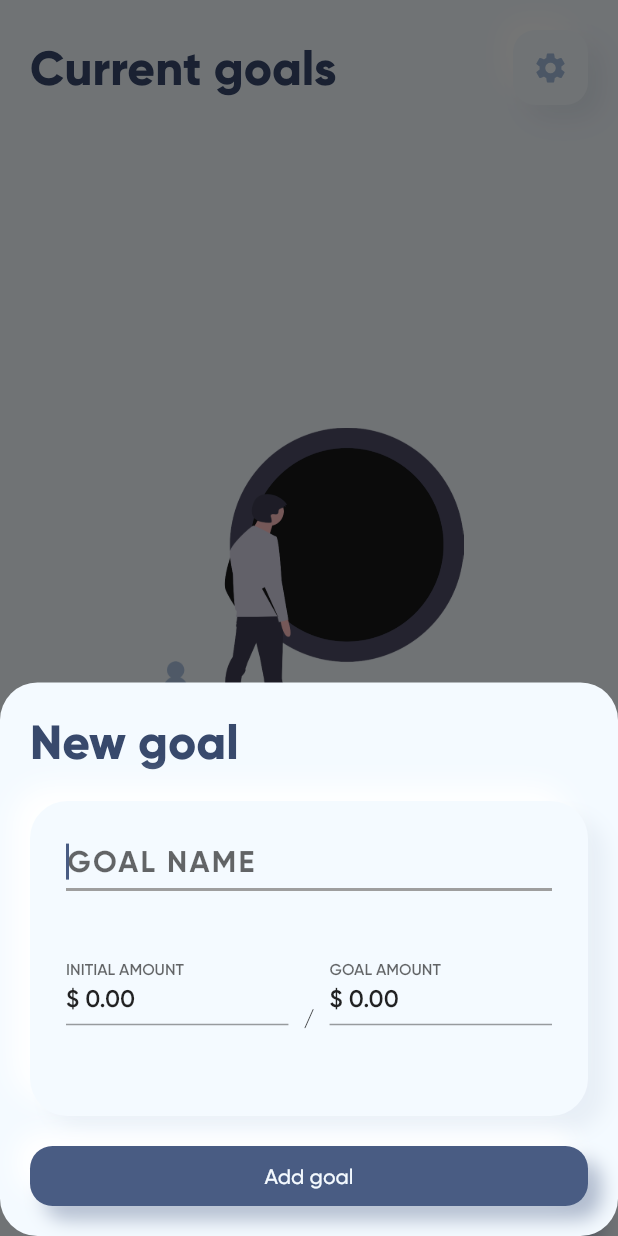
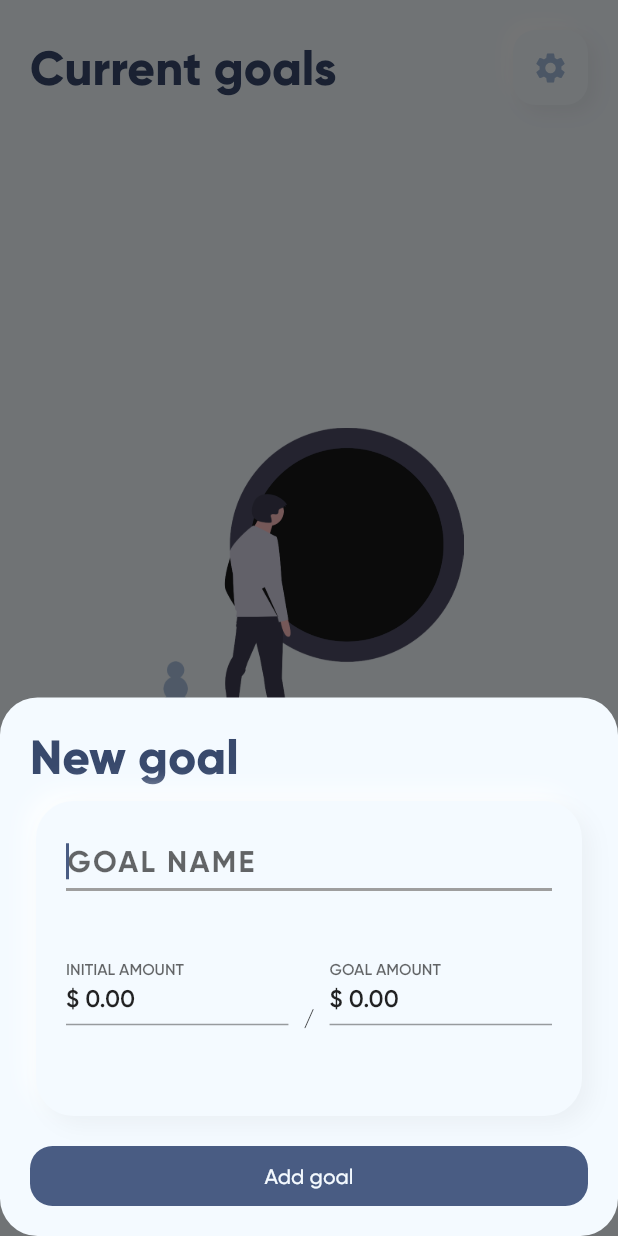
Before and after one commit to karrui/goals-flutter, a Flutter app: the screen it shows once a user with an empty profile is signed in, after a tap on "Add new goal", on a phone screen of 412 x 824 dp. Run offline on Flutter 3.47's test engine with Material 2 defaults, Android fonts, the phone set to English and light mode, and no system bars; drawn by our look-alikes of clay_containers; our stand-ins replace cloud_firestore, firebase_auth, flutter_masked_text, flutter_spinkit, fluttertoast, font_awesome_flutter and 4 more; missing offline and left inert: flutter_facebook_login, flutter_progress_button; accounts and stored records are empty.

Commit message:
refactor: use ClayContainers for neumorphic widgets

```diff
--- a/lib/screens/goal_details/goal_details_screen.dart
+++ b/lib/screens/goal_details/goal_details_screen.dart
@@ -36,8 +36,7 @@ class _GoalDetailsScreenState extends State<GoalDetailsScreen> {
           ),
           SquircleIconButton(
             enabled: !_isLoading,
-            iconData: Icons.delete_outline,
-            iconColor: Theme.of(context).errorColor,
+            iconData: Icons.more_horiz,
             onPressed: _showDeleteDialog,
             iconSize: 24.0,
             height: 50.0,
--- a/lib/screens/home/add_goal_form.dart
+++ b/lib/screens/home/add_goal_form.dart
@@ -1,3 +1,4 @@
+import 'package:clay_containers/widgets/clay_containers.dart';
 import 'package:firebase_auth/firebase_auth.dart';
 import 'package:flutter/material.dart';
 import 'package:flutter_masked_text/flutter_masked_text.dart';
@@ -5,7 +6,6 @@ import 'package:flutter_spinkit/flutter_spinkit.dart';
 import 'package:provider/provider.dart';
 
 import '../../services/database.dart';
-import '../../shared/decorations/card_box_decoration.dart';
 import '../../shared/widgets/buttons/squircle_text_button.dart';
 import '../../shared/widgets/buttons/static_squircle_button.dart';
 
@@ -88,14 +88,16 @@ class _AddGoalFormState extends State<AddGoalForm> {
             ),
             // Goal card
             Container(
-              padding: const EdgeInsets.symmetric(horizontal: 24, vertical: 20),
-              decoration: cardBoxDecoration(context),
+              padding: const EdgeInsets.fromLTRB(24.0, 10.0, 24.0, 20.0),
               constraints: BoxConstraints(maxHeight: 300),
-              // padding: const EdgeInsets.fromLTRB(35, 15, 35, 5),
-              margin: EdgeInsets.all(20.0),
               width: double.infinity,
+              child: ClayContainer(
+                color: Theme.of(context).primaryColor,
+                borderRadius: 25,
+                depth: 10,
                 child: SingleChildScrollView(
                   child: Container(
+                    margin: const EdgeInsets.all(20.0),
                     child: Column(
                       children: <Widget>[
                         SizedBox(
@@ -155,7 +157,8 @@ class _AddGoalFormState extends State<AddGoalForm> {
                               ),
                             ),
                             Padding(
-                            padding: const EdgeInsets.symmetric(horizontal: 10),
+                              padding:
+                                  const EdgeInsets.symmetric(horizontal: 10),
                               child: Text("/"),
                             ),
                             Expanded(
@@ -194,6 +197,7 @@ class _AddGoalFormState extends State<AddGoalForm> {
                   ),
                 ),
               ),
+            ),
             Padding(
               padding: const EdgeInsets.symmetric(horizontal: 20.0),
               child: _isLoading
--- a/lib/screens/home/widgets/goals_list.dart
+++ b/lib/screens/home/widgets/goals_list.dart
@@ -19,7 +19,9 @@ class GoalsList extends StatelessWidget {
                       tag: goals[index].id,
                       child: Padding(
                         padding: const EdgeInsets.symmetric(
-                            horizontal: 20.0, vertical: 16.0),
+                          horizontal: 20.0,
+                          vertical: 16.0,
+                        ),
                         child: GoalCard(
                           goal: goals[index],
                         ),
--- a/lib/shared/decorations/card_box_decoration.dart
+++ /dev/null
@@ -1,20 +0,0 @@
-import 'package:flutter/material.dart';
-
-BoxDecoration cardBoxDecoration(BuildContext context) {
-  return BoxDecoration(
-    borderRadius: BorderRadius.circular(25),
-    color: Theme.of(context).primaryColor,
-    boxShadow: [
-      BoxShadow(
-        color: Theme.of(context).primaryColorDark.withOpacity(0.15),
-        offset: Offset(12, 10),
-        blurRadius: 10.0,
-      ),
-      BoxShadow(
-        color: Theme.of(context).primaryColorLight,
-        offset: Offset(-12, -10),
-        blurRadius: 14.0,
-      ),
-    ],
-  );
-}
--- a/lib/shared/decorations/squircle_button_box_decoration.dart
+++ b/lib/shared/decorations/squircle_button_box_decoration.dart
@@ -4,18 +4,6 @@ BoxDecoration squircleButtonBoxDecoration(BuildContext context) {
   return BoxDecoration(
     borderRadius: BorderRadius.circular(15),
     color: Theme.of(context).textTheme.body2.color,
-    boxShadow: [
-      BoxShadow(
-        color: Theme.of(context).textTheme.body2.color.withOpacity(0.4),
-        offset: Offset(9.0, 9.0),
-        blurRadius: 10.0,
-      ),
-      BoxShadow(
-        color: Theme.of(context).primaryColorLight,
-        offset: Offset(-9.0, -9.0),
-        blurRadius: 12.0,
-      ),
-    ],
   );
 }
 
--- a/lib/shared/decorations/squircle_icon_button_box_decoration.dart
+++ /dev/null
@@ -1,35 +0,0 @@
-import 'package:flutter/material.dart';
-
-BoxDecoration squircleIconButtonBoxDecoration(BuildContext context) {
-  return BoxDecoration(
-    borderRadius: BorderRadius.circular(15),
-    color: Theme.of(context).primaryColor,
-    boxShadow: [
-      BoxShadow(
-        color: Theme.of(context).primaryColorDark.withOpacity(0.2),
-        offset: Offset(9.0, 9.0),
-        blurRadius: 14.0,
-      ),
-      BoxShadow(
-        color: Theme.of(context).primaryColorLight,
-        offset: Offset(-9.0, -9.0),
-        blurRadius: 14.0,
-      ),
-    ],
-  );
-}
-
-BoxDecoration squircleIconButtonBoxDecorationDepressed(BuildContext context) {
-  return BoxDecoration(
-    borderRadius: BorderRadius.circular(15),
-    color: Theme.of(context).primaryColorDark.withOpacity(0.2),
-    boxShadow: [
-      BoxShadow(
-        color: Theme.of(context).primaryColorLight,
-        offset: Offset(3, 3),
-        blurRadius: 4,
-        spreadRadius: 1,
-      ),
-    ],
-  );
-}
--- a/lib/shared/widgets/add_contribution_form.dart
+++ b/lib/shared/widgets/add_contribution_form.dart
@@ -9,7 +9,6 @@ import 'package:provider/provider.dart';
 import '../../models/contribution_model.dart';
 import '../../models/goal_model.dart';
 import '../../services/database.dart';
-import '../../shared/decorations/card_box_decoration.dart';
 import 'buttons/squircle_icon_button.dart';
 import 'buttons/squircle_text_button.dart';
 import 'buttons/static_squircle_button.dart';
@@ -126,7 +125,6 @@ class _AddContributionFormState extends State<AddContributionForm> {
                 Container(
                   padding:
                       const EdgeInsets.symmetric(horizontal: 24, vertical: 20),
-                  decoration: cardBoxDecoration(context),
                   constraints: BoxConstraints(maxHeight: 300),
                   margin: EdgeInsets.all(20.0),
                   width: double.infinity,
--- a/lib/shared/widgets/buttons/squircle_icon_button.dart
+++ b/lib/shared/widgets/buttons/squircle_icon_button.dart
@@ -1,6 +1,5 @@
+import 'package:clay_containers/widgets/clay_containers.dart';
 import 'package:flutter/material.dart';
-
-import '../../../shared/decorations/squircle_icon_button_box_decoration.dart';
 
 class SquircleIconButton extends StatefulWidget {
   final double height;
@@ -47,21 +46,23 @@ class _SquircleIconButtonState extends State<SquircleIconButton> {
       return Theme.of(context).textTheme.button.color;
     }
 
-    BoxDecoration _getDecoration() {
+    bool _isEmbossed() {
       if (!widget.enabled) {
-        return null;
+        return false;
       }
 
-      return _isTapDown || widget.isActive
-          ? squircleIconButtonBoxDecorationDepressed(context)
-          : squircleIconButtonBoxDecoration(context);
+      return _isTapDown || widget.isActive;
     }
 
     return GestureDetector(
-      child: Container(
+      child: ClayContainer(
         height: widget.height,
         width: widget.width,
-        decoration: _getDecoration(),
+        borderRadius: 15,
+        depth: 12,
+        spread: 5,
+        color: Theme.of(context).primaryColor,
+        emboss: _isEmbossed(),
         child: Icon(
           widget.iconData,
           size: widget.iconSize,
--- a/lib/shared/widgets/buttons/static_squircle_button.dart
+++ b/lib/shared/widgets/buttons/static_squircle_button.dart
@@ -1,6 +1,5 @@
 import 'package:flutter/material.dart';
-
-import '../../../shared/decorations/squircle_button_box_decoration.dart';
+import 'package:goals_flutter/shared/decorations/squircle_button_box_decoration.dart';
 
 class StaticSquircleButton extends StatelessWidget {
   final double height;
--- a/pubspec.yaml
+++ b/pubspec.yaml
@@ -30,7 +30,8 @@ dependencies:
   shared_preferences: ^0.5.6
   flutter_spinkit: ^4.1.1
   page_view_indicators: ^1.3.1
-  sliding_up_panel: ^0.3.6
+  sliding_up_panel: ^1.0.0
+  clay_containers:
   # Firebase
   firebase_core: ^0.4.0+9
   firebase_analytics: ^5.0.2
```
Also changed, not shown: lib/screens/goal_details/widgets/add_contribution_sliding_up_panel.dart (+22 -7 lines), lib/screens/goal_details/widgets/contribution.dart (+10 -3 lines), lib/screens/goal_details/widgets/contributor.dart (+11 -7 lines), lib/shared/widgets/goal_card/goal_card.dart (+7 -3 lines), pubspec.lock. Lines whose indentation alone changed are shown as unchanged.
